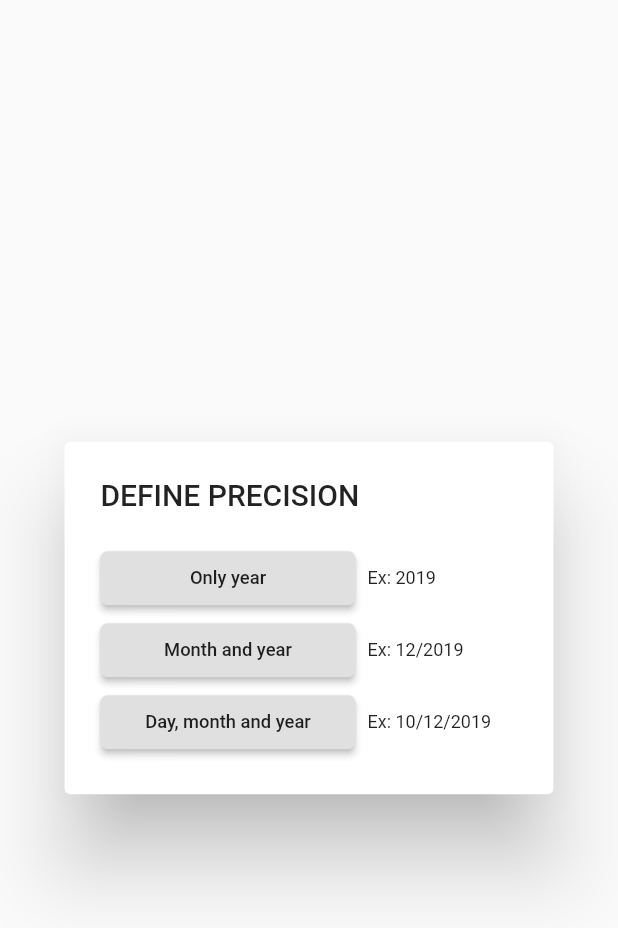
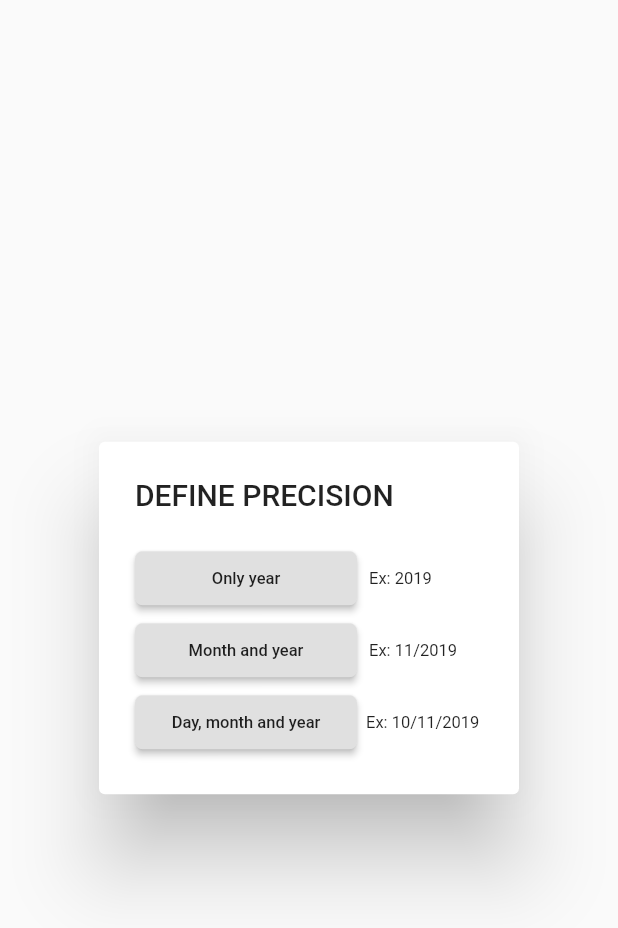
Before and after one commit to caiodepaulasilva/CalcDate, a Flutter app: the ChoiceMenu widget shown alone on an empty page, opened directly, on a phone screen of 412 x 824 dp. Shown: the top 928 px of the screen. Run offline on Flutter 3.47's test engine with Material 2 defaults, Android fonts, the phone set to English and light mode, and no system bars; our stand-ins replace font_awesome_flutter; missing offline and left inert: flutter_cupertino_date_picker.

Commit message:
corrigir responsividade

```diff
--- a/lib/pages/menus/aboutMenu.dart
+++ b/lib/pages/menus/aboutMenu.dart
@@ -1,7 +1,7 @@
 import 'package:flutter/material.dart';
 import 'package:font_awesome_flutter/font_awesome_flutter.dart';
 import 'package:CalcDate/localization/localizations.dart';
-import 'package:url_launcher/url_launcher.dart';
+// import 'package:flutter_web_browser/flutter_web_browser.dart';
 
 class AboutMenu extends StatelessWidget {
   @override
@@ -43,8 +43,8 @@ class AboutMenu extends StatelessWidget {
                             iconSize: 20,
                             // Use the FontAwesomeIcons class for the IconData
                             icon: new Icon(FontAwesomeIcons.coffee),
-                            onPressed: _launchCoffee))),
-
+                            // onPressed: _launchCoffee
+                            ))),
                 Container(
                     alignment: Alignment.bottomRight,
                     child: InkWell(
@@ -56,27 +56,23 @@ class AboutMenu extends StatelessWidget {
                             iconSize: 20,
                             // Use the FontAwesomeIcons class for the IconData
                             icon: new Icon(FontAwesomeIcons.github),
-                            onPressed: _launchGithub))),
+                            // onPressed: _launchGithub
+                            ))),
               ]),
         ],
       ),
     );
   }
 
-  _launchCoffee() async {
-    const url = 'https://www.buymeacoffee.com/caiosilva';
-    if (await canLaunch(url)) {
-      await launch(url);
-    } else {
-      throw 'Could not launch $url';
-    }
-  }
-   _launchGithub() async {
-    const url = 'https://github.com/caiodepaulasilva';
-    if (await canLaunch(url)) {
-      await launch(url);
-    } else {
-      throw 'Could not launch $url';
-    }
-  }
+  // _launchCoffee() async {
+  //   FlutterWebBrowser.openWebPage(
+  //       url: "https://www.buymeacoffee.com/caiosilva",
+  //       androidToolbarColor: Colors.deepPurple);
+  // }
+
+  // _launchGithub() async {
+  //   FlutterWebBrowser.openWebPage(
+  //       url: "https://github.com/caiodepaulasilva",
+  //       androidToolbarColor: Colors.deepPurple);
+  // }
 }
--- a/lib/pages/menus/choiceMenu.dart
+++ b/lib/pages/menus/choiceMenu.dart
@@ -40,10 +40,8 @@ class _ChoiceMenuState extends State<ChoiceMenu> {
             crossAxisAlignment: CrossAxisAlignment.start,
             children: <Widget>[
               Row(mainAxisSize: MainAxisSize.max, children: <Widget>[
-                Expanded(
-                  flex: 1,
-                  child: Container(
-                      width: 170,
+                SizedBox(
+                    width: 148,
                     child: RaisedButton(
                         shape: RoundedRectangleBorder(
                             borderRadius: BorderRadius.circular(5.0)),
@@ -56,24 +54,21 @@ class _ChoiceMenuState extends State<ChoiceMenu> {
                         child: Text(
                             MyLocalizations.of(context)
                                 .trans("Button 1 - DialogPrecision"),
-                              style: TextStyle(fontSize: 12.25)),
+                            style: TextStyle(fontSize: 11)),
                         onPressed: () {
                           inputData(1);
                         })),
-                ),
                 Padding(padding: EdgeInsets.symmetric(horizontal: 4.0)),
                 Container(
-                    width: 100,
+                    alignment: Alignment.bottomRight,
                     child: Text(
                       "Ex: 2019",
-                      style: (TextStyle(fontSize: 12)),
+                      style: (TextStyle(fontSize: 11)),
                     ))
               ]),
               Row(children: <Widget>[
-                Expanded(
-                  flex: 1,
-                  child: Container(
-                    width: 170,
+                SizedBox(
+                  width: 148,
                   child: RaisedButton(
                       shape: RoundedRectangleBorder(
                           borderRadius: BorderRadius.circular(5.0)),
@@ -86,25 +81,22 @@ class _ChoiceMenuState extends State<ChoiceMenu> {
                       child: Text(
                           MyLocalizations.of(context)
                               .trans("Button 2 - DialogPrecision"),
-                            style: TextStyle(fontSize: 12.25)),
+                          style: TextStyle(fontSize: 11)),
                       onPressed: () {
                         inputData(2);
                       }),
                 ),
-                ),
                 Padding(padding: EdgeInsets.symmetric(horizontal: 4.0)),
                 Container(
-                    width: 100,
+                    alignment: Alignment.bottomRight,
                     child: Text(
-                      "Ex: 12/2019",
-                      style: (TextStyle(fontSize: 12)),
+                      "Ex: 11/2019",
+                      style: (TextStyle(fontSize: 11)),
                     )),
               ]),
               Row(children: <Widget>[
-                Expanded(
-                  flex: 1,
-                  child: Container(
-                      width: 170,
+                SizedBox(
+                    width: 148,
                     child: RaisedButton(
                         shape: RoundedRectangleBorder(
                             borderRadius: BorderRadius.circular(5.0)),
@@ -117,17 +109,16 @@ class _ChoiceMenuState extends State<ChoiceMenu> {
                         child: Text(
                             MyLocalizations.of(context)
                                 .trans("Button 3 - DialogPrecision"),
-                              style: TextStyle(fontSize: 12.25)),
+                            style: TextStyle(fontSize: 11)),
                         onPressed: () {
                           inputData(3);
                         })),
-                ),
-                Padding(padding: EdgeInsets.symmetric(horizontal: 4.0)),
+                Padding(padding: EdgeInsets.symmetric(horizontal: 3.0)),
                 Container(
-                    width: 100,
+                    alignment: Alignment.bottomRight,
                     child: Text(
-                      "Ex: 10/12/2019",
-                      style: (TextStyle(fontSize: 12)),
+                      "Ex: 10/11/2019",
+                      style: (TextStyle(fontSize: 11)),
                     ))
               ])
             ]));
--- a/pubspec.yaml
+++ b/pubspec.yaml
@@ -23,7 +23,7 @@ dependencies:
     sdk: flutter
   flutter_cupertino_date_picker: ^1.0.11
   font_awesome_flutter: "any"
-  url_launcher: 3.0.3
+  # flutter_web_browser: "^0.11.0"
 
   # shared_preferences: ^0.4.0
   # The following adds the Cupertino Icons font to your application.
```
Also changed, not shown: pubspec.lock. Lines whose indentation alone changed are shown as unchanged.
